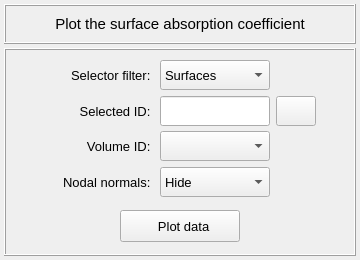
Old version of the form vibra/interface/data/ui_files/plots/acoustic/surface_absorption_coefficient_inputs.ui in the repository MOPT-UFSC/VIBRA.
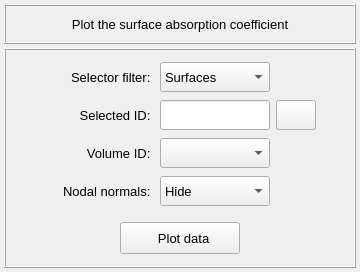
New version of the form. Icons and pictures are not drawn.

```diff
--- a/vibra/interface/data/ui_files/plots/acoustic/surface_absorption_coefficient_inputs.ui
+++ b/vibra/interface/data/ui_files/plots/acoustic/surface_absorption_coefficient_inputs.ui
@@ -7,7 +7,7 @@
     <x>0</x>
     <y>0</y>
     <width>360</width>
-    <height>260</height>
+    <height>272</height>
    </rect>
   </property>
   <property name="minimumSize">
@@ -19,7 +19,7 @@
   <property name="maximumSize">
    <size>
     <width>16777215</width>
-    <height>260</height>
+    <height>272</height>
    </size>
   </property>
   <property name="windowTitle">
@@ -96,8 +96,8 @@
         </property>
         <property name="font">
          <font>
-          <family>MS Shell Dlg 2</family>
-          <pointsize>11</pointsize>
+          <family>Segoe UI</family>
+          <pointsize>10</pointsize>
           <italic>false</italic>
           <bold>false</bold>
          </font>
```
